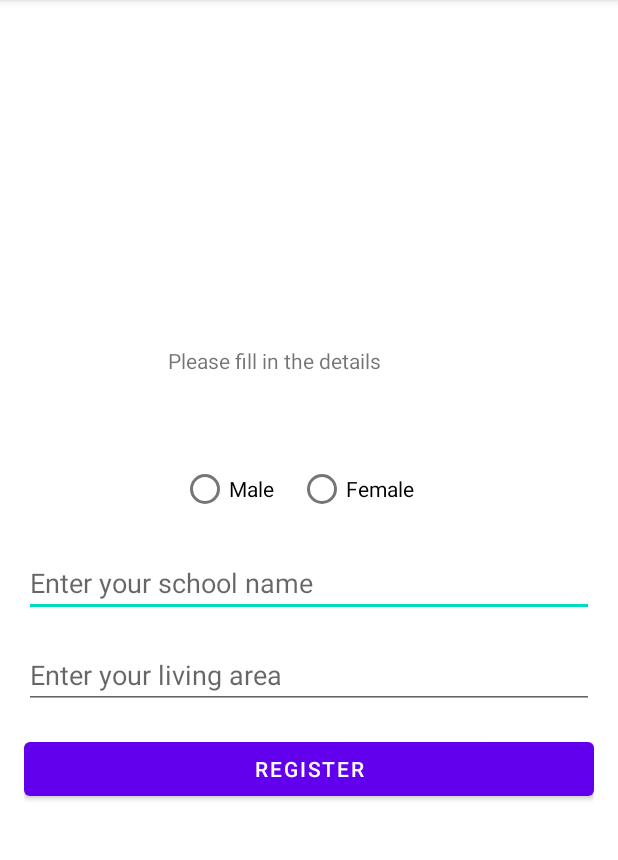
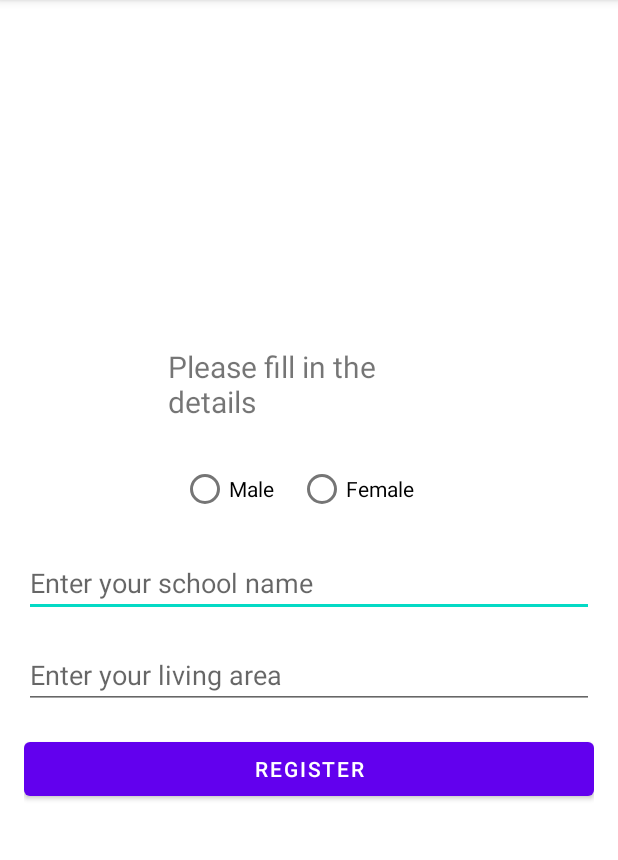
Before and after one commit to TrazelDev/wpi-project, an Android app: the screen it shows after launch (RegistrationActivity), after a tap on "REGISTER", on a phone screen of 412 x 824 dp, the part 84-944 px from its top. Run offline under Robolectric (Android 15) with nearby library versions, the phone set to English and light mode, and no system bars.

Commit message:
Added skipping registration screen if all fields are full

```diff
--- a/app/src/main/java/com/example/traffictracker/RegistrationActivity.java
+++ b/app/src/main/java/com/example/traffictracker/RegistrationActivity.java
@@ -5,24 +5,45 @@ import android.app.AlertDialog;
 import android.content.DialogInterface;
 
 import android.content.Intent;
+import android.content.SharedPreferences;
 import android.os.Bundle;
 import android.view.View;
 import android.widget.EditText;
+import android.widget.RadioButton;
 import android.widget.RadioGroup;
 import android.widget.Toast;
 
 public class RegistrationActivity extends AppCompatActivity {
 
+    private SharedPreferences sp;
+    private static final String SP_FOLDER_ = "shared_prefs";
+    private static final String GENDER_INDEX_ = "genderIndex";
+    private static final String SCHOOL_ = "school";
+
+    private static final String LIVING_AREA_ = "livingArea";
+    private RadioGroup radioGroupGender;
+    private EditText editTextSchool, editTextLivingArea;
     @Override
     protected void onCreate(Bundle savedInstanceState) {
         super.onCreate(savedInstanceState);
         setContentView(R.layout.activity_registration);
+        radioGroupGender = findViewById(R.id.radioGroupGender);
+        editTextSchool = findViewById(R.id.editTextSchool);
+        editTextLivingArea = findViewById(R.id.editTextLivingArea);
+        load_Data();
+        //checks if all the registration data isn't at its default value
+        if((radioGroupGender.getCheckedRadioButtonId() != -1) && !(editTextSchool.getText().toString().equals(""))
+                && !(editTextLivingArea.getText().toString().equals("")))
+        {
+            Intent intent = new Intent(RegistrationActivity.this, MainActivity.class);
+            startActivity(intent);
+        }
+
     }
 
     public void registerUser(View view) {
         // Get a reference to the gender radio group and the school input field
-        RadioGroup radioGroupGender = findViewById(R.id.radioGroupGender);
-        EditText editTextSchool = findViewById(R.id.editTextSchool);
+
 
         // Validate the user's input
         if (radioGroupGender.getCheckedRadioButtonId() == -1) {
@@ -30,6 +51,12 @@ public class RegistrationActivity extends AppCompatActivity {
             Toast.makeText(this, "Please select your gender", Toast.LENGTH_SHORT).show();
             return;
         }
+
+        SharedPreferences.Editor editor = sp.edit();
+        editor.putInt(GENDER_INDEX_,radioGroupGender.indexOfChild(findViewById(radioGroupGender.getCheckedRadioButtonId())));
+        editor.putString(SCHOOL_, editTextSchool.getText().toString());
+        editor.putString(LIVING_AREA_, editTextLivingArea.getText().toString());
+        editor.commit();
 
         // User input is valid, so show a pop-up window with a success message and a button to proceed to the main activity
         AlertDialog.Builder builder = new AlertDialog.Builder(this);
@@ -44,4 +71,14 @@ public class RegistrationActivity extends AppCompatActivity {
         dialog.show();
     }
 
+    public void load_Data() {
+        sp = getSharedPreferences(SP_FOLDER_, 0);
+        int genderIndex = sp.getInt(GENDER_INDEX_, -1);
+        if(genderIndex != -1)
+            ((RadioButton)radioGroupGender.getChildAt(genderIndex)).setChecked(true);
+
+        editTextSchool.setText(sp.getString(SCHOOL_, null));
+        editTextLivingArea.setText(sp.getString(LIVING_AREA_, null));
+    }
+
 }
--- a/app/src/main/res/layout/activity_registration.xml
+++ b/app/src/main/res/layout/activity_registration.xml
@@ -18,7 +18,9 @@
         android:layout_width="188dp"
         android:layout_height="55dp"
         android:layout_marginBottom="16dp"
-        android:text="Please fill in the details" />
+        android:text="Please fill in the details"
+        android:textSize="20sp"
+        />
 
     <RadioGroup
         android:id="@+id/radioGroupGender"
```
